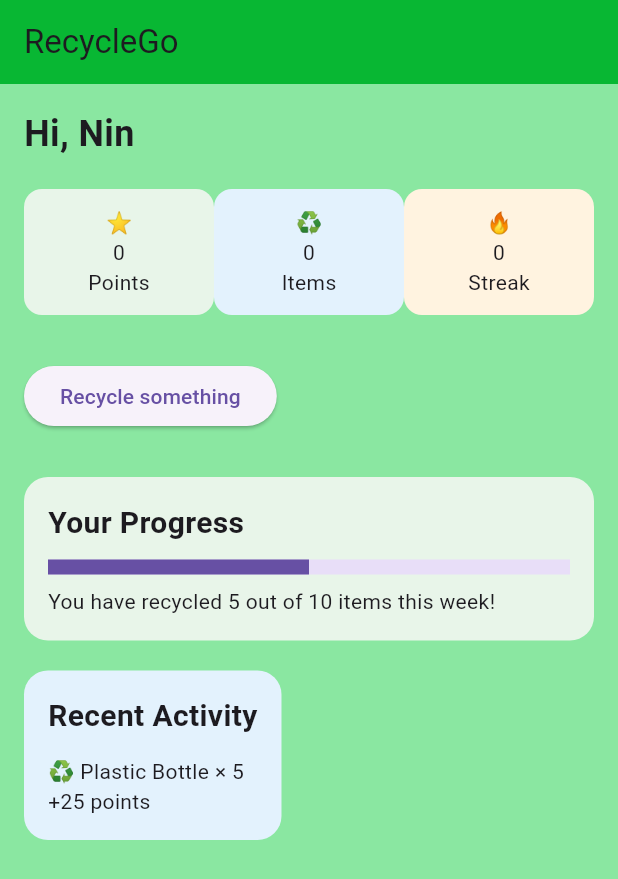
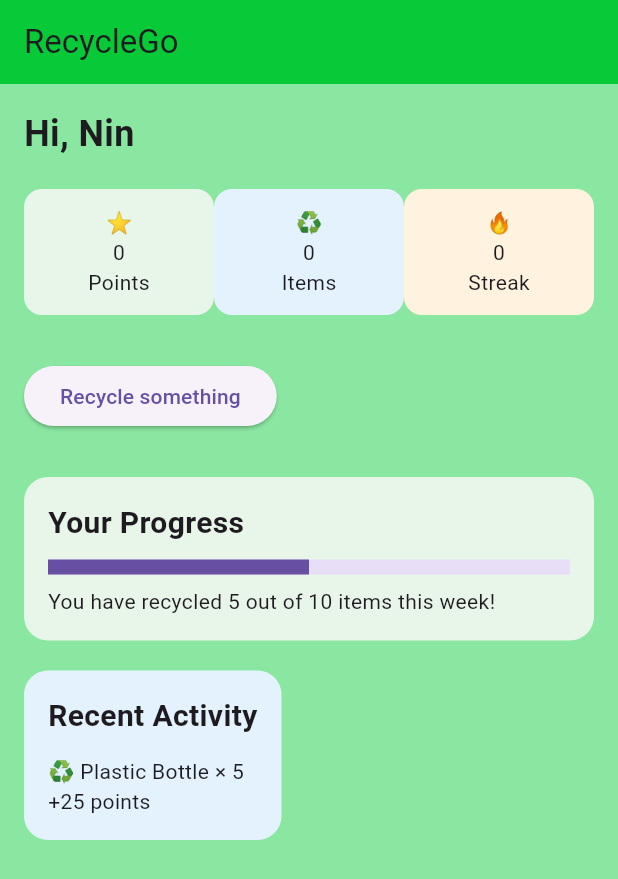
Before and after one commit to Nia-may/RecycleGo_App, a Flutter app: the screen it shows after launch, on a phone screen of 412 x 824 dp. Shown: the top 879 px of the screen. Run offline on Flutter 3.47's test engine with Material 3 defaults, Android fonts, the phone set to English and light mode, and no system bars.

Commit message:
Complete Homepage

```diff
--- a/lib/main.dart
+++ b/lib/main.dart
@@ -25,7 +25,7 @@ class HomePage extends StatelessWidget {
     return Scaffold(
       backgroundColor: const Color.fromARGB(255, 138, 231, 161),
       appBar: AppBar(
-        backgroundColor: const Color.fromARGB(255, 8, 183, 51),
+        backgroundColor: const Color.fromARGB(255, 8, 202, 57),
         title: const Text('RecycleGo'),
       ),
       body: Padding(
```
